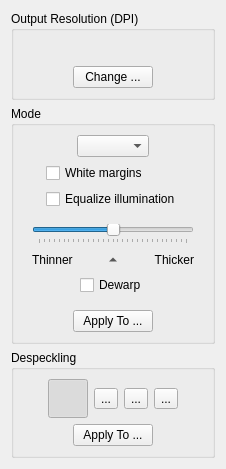
ImageProcessing-ElectronicPublications/scantailor-deviant, file filters/output/ui/OutputOptionsWidget.ui: the form before one commit.
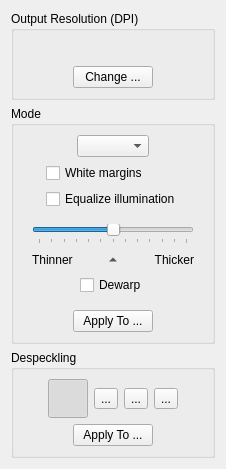
The form after the commit. Icons and pictures are not drawn.

Commit message: Extend binarization threshold adjustment range to -30 .. 30 and fine-tune the corresponding UI behaviour.

```diff
--- a/filters/output/ui/OutputOptionsWidget.ui
+++ b/filters/output/ui/OutputOptionsWidget.ui
@@ -201,10 +201,10 @@
          <item>
           <widget class="QSlider" name="thresholdSlider">
            <property name="minimum">
-            <number>-15</number>
+            <number>-30</number>
            </property>
            <property name="maximum">
-            <number>15</number>
+            <number>30</number>
            </property>
            <property name="pageStep">
             <number>5</number>
```
Left out of the diff: 3 changed lines with no effect on the pictures. The commit also changes 2 other files.
